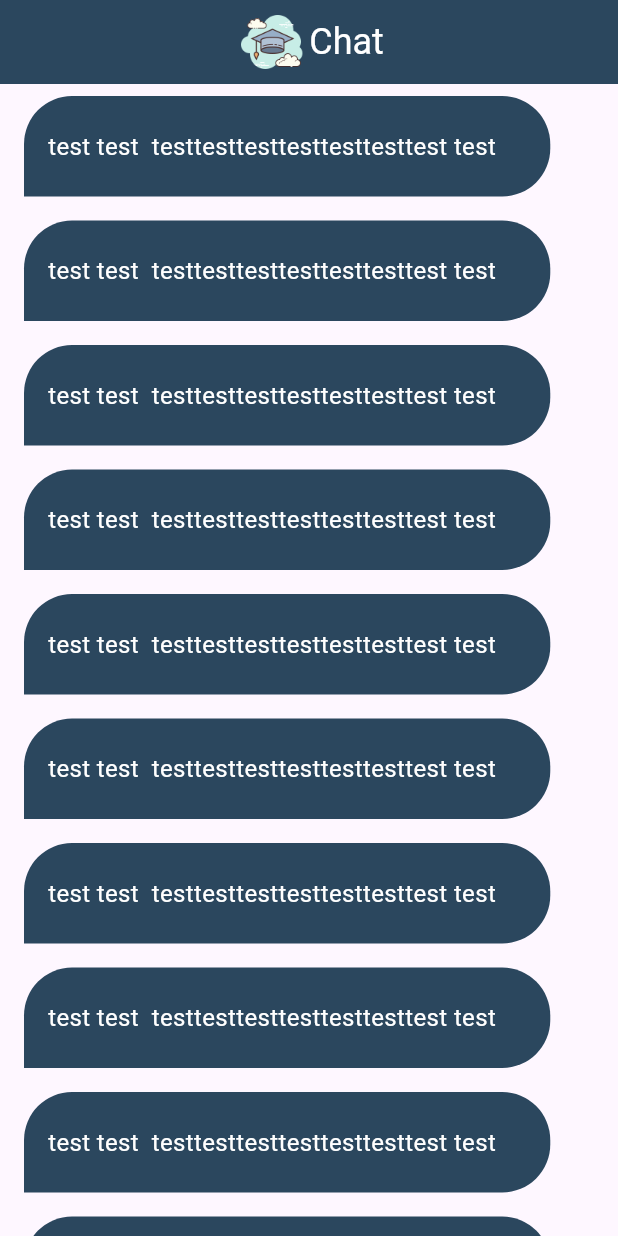
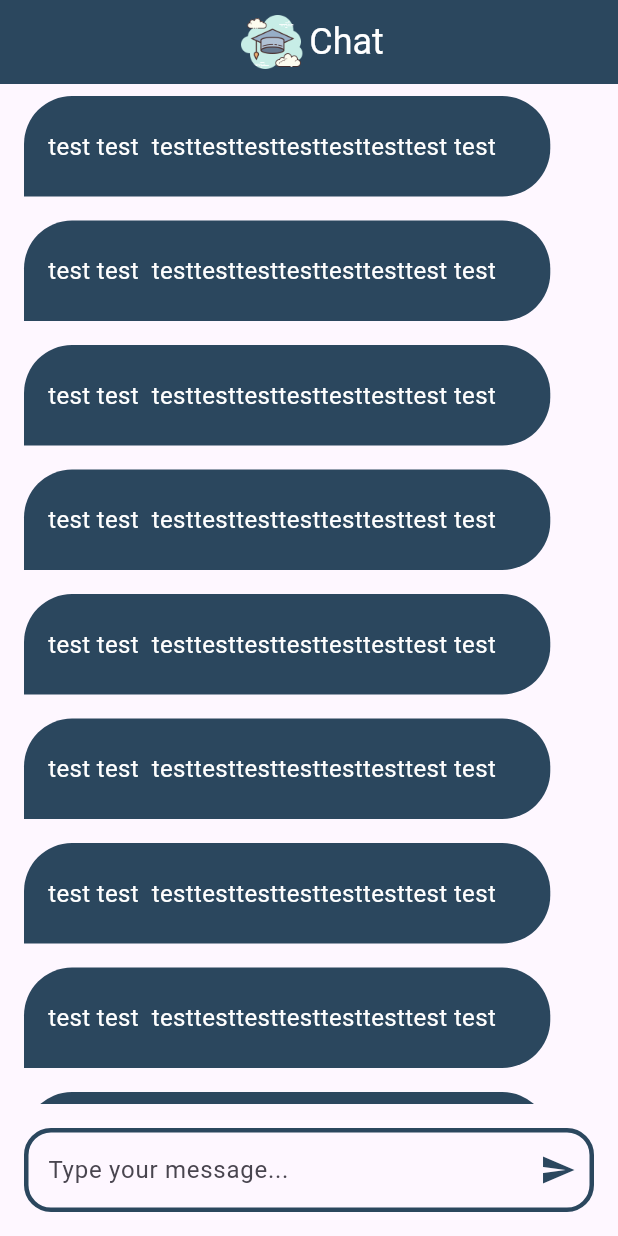
Before and after one commit to mahabdo571/scholar_chat, a Flutter app: the ChatPage screen opened by its route, on a phone screen of 412 x 824 dp. Run offline on Flutter 3.47's test engine with Material 3 defaults, Android fonts, the phone set to English and light mode, and no system bars; our stand-ins replace firebase_auth, firebase_core, modal_progress_hud_nsn; accounts and stored records are empty.

Commit message:
Refactor ChatPage layout to include message input field below chat bubbles; adjust structure for better organization.

```diff
--- a/lib/pages/chat_page.dart
+++ b/lib/pages/chat_page.dart
@@ -23,11 +23,39 @@ class ChatPage extends StatelessWidget {
         automaticallyImplyLeading: false,
       ),
 
-      body: ListView.builder(
-        itemCount: 44,
-        itemBuilder: (ctx, i) {
-          return ChatBuble();
-        },
+      body: Column(
+        children: [
+          Expanded(
+            child: ListView.builder(
+              itemCount: 44,
+              itemBuilder: (ctx, i) {
+                return ChatBuble();
+              },
+            ),
+          ),
+          Padding(
+            padding: const EdgeInsets.all(16.0),
+            child: TextField(
+              decoration: InputDecoration(
+                hintText: 'Type your message...',
+
+                suffixIcon: Icon(Icons.send, color: kPrimaryColor),
+                focusedBorder: OutlineInputBorder(
+                  borderRadius: BorderRadius.circular(18),
+                  borderSide: BorderSide(color: kPrimaryColor, width: 3),
+                ),
+                border: OutlineInputBorder(
+                  borderRadius: BorderRadius.circular(18),
+                  borderSide: BorderSide(color: kPrimaryColor, width: 3),
+                ),
+                enabledBorder: OutlineInputBorder(
+                  borderRadius: BorderRadius.circular(18),
+                  borderSide: BorderSide(color: kPrimaryColor, width: 3),
+                ),
+              ),
+            ),
+          ),
+        ],
       ),
     );
   }
```
